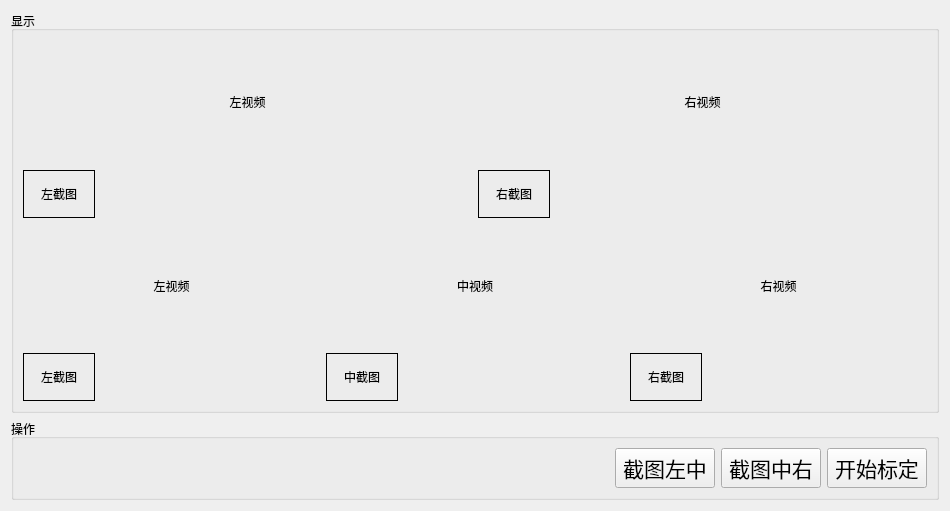
First picture: the form in ui/tab_video_calibration.ui, repository huangqi2002/CameraCalibration, before the edit.
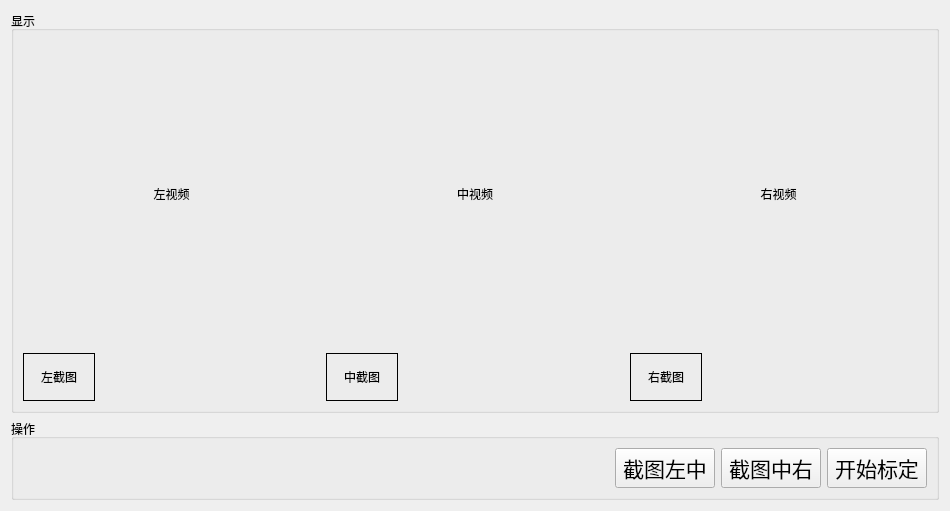
Second picture: the form after the edit.

Patch:
```diff
--- a/ui/tab_video_calibration.ui
+++ b/ui/tab_video_calibration.ui
@@ -10,6 +10,12 @@
     <height>511</height>
    </rect>
   </property>
+  <property name="maximumSize">
+   <size>
+    <width>1920</width>
+    <height>1048</height>
+   </size>
+  </property>
   <property name="windowTitle">
    <string>标定拼接Tab</string>
   </property>
@@ -21,111 +27,7 @@
      </property>
      <layout class="QVBoxLayout" name="verticalLayout_8">
       <item>
-       <layout class="QHBoxLayout" name="horizontalLayout_fg">
-        <item>
-         <layout class="QVBoxLayout" name="verticalLayout_6" stretch="1,0">
-          <item>
-           <widget class="QLabel" name="label_video_left_2">
-            <property name="text">
-             <string>左视频</string>
-            </property>
-            <property name="alignment">
-             <set>Qt::AlignCenter</set>
-            </property>
-           </widget>
-          </item>
-          <item>
-           <layout class="QHBoxLayout" name="horizontalLayout_7">
-            <item>
-             <widget class="QLabel" name="label_img_left_2">
-              <property name="minimumSize">
-               <size>
-                <width>72</width>
-                <height>48</height>
-               </size>
-              </property>
-              <property name="frameShape">
-               <enum>QFrame::Box</enum>
-              </property>
-              <property name="text">
-               <string>左截图</string>
-              </property>
-              <property name="alignment">
-               <set>Qt::AlignCenter</set>
-              </property>
-             </widget>
-            </item>
-            <item>
-             <spacer name="horizontalSpacer_3">
-              <property name="orientation">
-               <enum>Qt::Horizontal</enum>
-              </property>
-              <property name="sizeHint" stdset="0">
-               <size>
-                <width>40</width>
-                <height>20</height>
-               </size>
-              </property>
-             </spacer>
-            </item>
-           </layout>
-          </item>
-         </layout>
-        </item>
-        <item>
-         <layout class="QVBoxLayout" name="verticalLayout_7" stretch="1,0">
-          <item>
-           <widget class="QLabel" name="label_video_right_2">
-            <property name="text">
-             <string>右视频</string>
-            </property>
-            <property name="alignment">
-             <set>Qt::AlignCenter</set>
-            </property>
-           </widget>
-          </item>
-          <item>
-           <layout class="QHBoxLayout" name="horizontalLayout_9">
-            <item>
-             <widget class="QLabel" name="label_img_right_2">
-              <property name="minimumSize">
-               <size>
-                <width>72</width>
-                <height>48</height>
-               </size>
-              </property>
-              <property name="frameShape">
-               <enum>QFrame::Box</enum>
-              </property>
-              <property name="text">
-               <string>右截图</string>
-              </property>
-              <property name="alignment">
-               <set>Qt::AlignCenter</set>
-              </property>
-             </widget>
-            </item>
-            <item>
-             <spacer name="horizontalSpacer_5">
-              <property name="orientation">
-               <enum>Qt::Horizontal</enum>
-              </property>
-              <property name="sizeHint" stdset="0">
-               <size>
-                <width>40</width>
-                <height>20</height>
-               </size>
-              </property>
-             </spacer>
-            </item>
-           </layout>
-          </item>
-         </layout>
-        </item>
-       </layout>
-      </item>
-      <item>
-       <layout class="QHBoxLayout" name="horizontalLayout_rx5">
+       <layout class="QHBoxLayout" name="horizontalLayout_rx5" stretch="1,1,1">
         <item>
          <layout class="QVBoxLayout" name="verticalLayout_5" stretch="1,0">
           <item>
```
